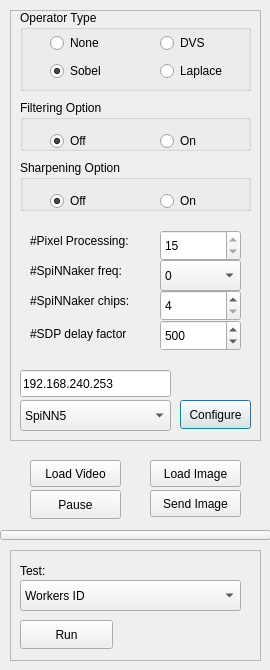
Qt form gui/SpiNNvidStreamer/src/vidstreamer.ui (indarsugiarto/Graceful_VidPro) before a commit.
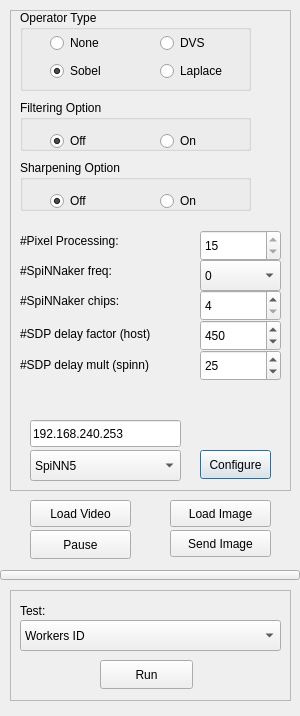
The same form after that commit.

What changed in the file:
```diff
--- a/gui/SpiNNvidStreamer/src/vidstreamer.ui
+++ b/gui/SpiNNvidStreamer/src/vidstreamer.ui
@@ -6,8 +6,8 @@
    <rect>
     <x>0</x>
     <y>0</y>
-    <width>270</width>
-    <height>670</height>
+    <width>300</width>
+    <height>716</height>
    </rect>
   </property>
   <property name="minimumSize">
@@ -18,7 +18,7 @@
   </property>
   <property name="maximumSize">
    <size>
-    <width>270</width>
+    <width>300</width>
     <height>800</height>
    </size>
   </property>
@@ -29,8 +29,8 @@
    <property name="geometry">
     <rect>
      <x>30</x>
-     <y>460</y>
-     <width>91</width>
+     <y>500</y>
+     <width>101</width>
      <height>27</height>
     </rect>
    </property>
@@ -42,8 +42,8 @@
    <property name="geometry">
     <rect>
      <x>30</x>
-     <y>490</y>
-     <width>91</width>
+     <y>530</y>
+     <width>101</width>
      <height>29</height>
     </rect>
    </property>
@@ -56,8 +56,8 @@
     <rect>
      <x>10</x>
      <y>10</y>
-     <width>251</width>
-     <height>431</height>
+     <width>281</width>
+     <height>481</height>
     </rect>
    </property>
    <property name="frameShape">
@@ -69,7 +69,7 @@
    <widget class="QLabel" name="label">
     <property name="geometry">
      <rect>
-      <x>20</x>
+      <x>10</x>
       <y>280</y>
       <width>131</width>
       <height>21</height>
@@ -82,8 +82,8 @@
    <widget class="QComboBox" name="cbSpiNN">
     <property name="geometry">
      <rect>
-      <x>10</x>
-      <y>390</y>
+      <x>20</x>
+      <y>440</y>
       <width>151</width>
       <height>31</height>
      </rect>
@@ -105,8 +105,8 @@
    <widget class="QPushButton" name="pbConfigure">
     <property name="geometry">
      <rect>
-      <x>170</x>
-      <y>390</y>
+      <x>190</x>
+      <y>440</y>
       <width>71</width>
       <height>29</height>
      </rect>
@@ -121,7 +121,7 @@
    <widget class="QSpinBox" name="sbNchips">
     <property name="geometry">
      <rect>
-      <x>150</x>
+      <x>190</x>
       <y>280</y>
       <width>81</width>
       <height>31</height>
@@ -301,7 +301,7 @@
    <widget class="QComboBox" name="cbFreq">
     <property name="geometry">
      <rect>
-      <x>150</x>
+      <x>190</x>
       <y>250</y>
       <width>81</width>
       <height>31</height>
@@ -334,7 +334,7 @@
    <widget class="QLabel" name="label_3">
     <property name="geometry">
      <rect>
-      <x>20</x>
+      <x>10</x>
       <y>250</y>
       <width>131</width>
       <height>21</height>
@@ -347,8 +347,8 @@
    <widget class="QLineEdit" name="ipAddr">
     <property name="geometry">
      <rect>
-      <x>10</x>
-      <y>360</y>
+      <x>20</x>
+      <y>410</y>
       <width>151</width>
       <height>27</height>
      </rect>
@@ -360,7 +360,7 @@
    <widget class="QLabel" name="label_4">
     <property name="geometry">
      <rect>
-      <x>20</x>
+      <x>10</x>
       <y>220</y>
       <width>131</width>
       <height>21</height>
@@ -373,7 +373,7 @@
    <widget class="QSpinBox" name="sbPixelWorkers">
     <property name="geometry">
      <rect>
-      <x>150</x>
+      <x>190</x>
       <y>220</y>
       <width>81</width>
       <height>31</height>
@@ -395,20 +395,20 @@
    <widget class="QLabel" name="label_5">
     <property name="geometry">
      <rect>
-      <x>20</x>
+      <x>10</x>
       <y>313</y>
-      <width>131</width>
+      <width>171</width>
       <height>21</height>
      </rect>
     </property>
     <property name="text">
-     <string>#SDP delay factor</string>
+     <string>#SDP delay factor (host)</string>
     </property>
    </widget>
    <widget class="QSpinBox" name="delFactor">
     <property name="geometry">
      <rect>
-      <x>150</x>
+      <x>190</x>
       <y>310</y>
       <width>81</width>
       <height>31</height>
@@ -424,16 +424,51 @@
      <number>50</number>
     </property>
     <property name="value">
-     <number>500</number>
+     <number>450</number>
+    </property>
+   </widget>
+   <widget class="QLabel" name="label_6">
+    <property name="geometry">
+     <rect>
+      <x>10</x>
+      <y>344</y>
+      <width>171</width>
+      <height>21</height>
+     </rect>
+    </property>
+    <property name="text">
+     <string>#SDP delay mult (spinn)</string>
+    </property>
+   </widget>
+   <widget class="QSpinBox" name="delFactorSpin">
+    <property name="geometry">
+     <rect>
+      <x>190</x>
+      <y>340</y>
+      <width>81</width>
+      <height>31</height>
+     </rect>
+    </property>
+    <property name="minimum">
+     <number>1</number>
+    </property>
+    <property name="maximum">
+     <number>255</number>
+    </property>
+    <property name="singleStep">
+     <number>1</number>
+    </property>
+    <property name="value">
+     <number>25</number>
     </property>
    </widget>
   </widget>
   <widget class="QPushButton" name="pbImage">
    <property name="geometry">
     <rect>
-     <x>150</x>
-     <y>460</y>
-     <width>91</width>
+     <x>170</x>
+     <y>500</y>
+     <width>101</width>
      <height>27</height>
     </rect>
    </property>
@@ -445,8 +480,8 @@
    <property name="geometry">
     <rect>
      <x>10</x>
-     <y>550</y>
-     <width>251</width>
+     <y>590</y>
+     <width>281</width>
      <height>111</height>
     </rect>
    </property>
@@ -461,7 +496,7 @@
      <rect>
       <x>10</x>
       <y>30</y>
-      <width>221</width>
+      <width>261</width>
       <height>31</height>
      </rect>
     </property>
@@ -524,7 +559,7 @@
    <widget class="QPushButton" name="pbTest">
     <property name="geometry">
      <rect>
-      <x>10</x>
+      <x>90</x>
       <y>70</y>
       <width>93</width>
       <height>29</height>
@@ -551,9 +586,9 @@
   <widget class="QPushButton" name="pbSendImage">
    <property name="geometry">
     <rect>
-     <x>150</x>
-     <y>490</y>
-     <width>91</width>
+     <x>170</x>
+     <y>530</y>
+     <width>101</width>
      <height>27</height>
     </rect>
    </property>
@@ -565,8 +600,8 @@
    <property name="geometry">
     <rect>
      <x>0</x>
-     <y>530</y>
-     <width>271</width>
+     <y>570</y>
+     <width>300</width>
      <height>10</height>
     </rect>
    </property>
```
Left out of the diff: 2 changed lines with no effect on the pictures.
